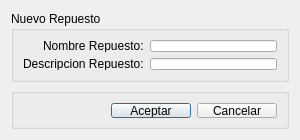
Qt form src/ui/DialogAltaRepuesto.ui (guilleurrutia10/division-transporte) before a commit.
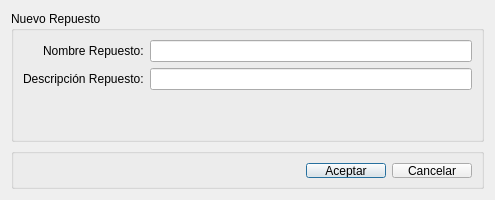
The same form after that commit.

Commit message: Mejorando la interfaz gráfica. Corregido validación alta personal

```diff
--- a/src/ui/DialogAltaRepuesto.ui
+++ b/src/ui/DialogAltaRepuesto.ui
@@ -6,8 +6,8 @@
    <rect>
     <x>0</x>
     <y>0</y>
-    <width>300</width>
-    <height>140</height>
+    <width>495</width>
+    <height>200</height>
    </rect>
   </property>
   <property name="minimumSize">
@@ -18,8 +18,8 @@
   </property>
   <property name="maximumSize">
    <size>
-    <width>300</width>
-    <height>140</height>
+    <width>600</width>
+    <height>200</height>
    </size>
   </property>
   <property name="windowTitle">
@@ -51,7 +51,7 @@
       <item row="1" column="0">
        <widget class="QLabel" name="label_2">
         <property name="text">
-         <string>Descripcion Repuesto:</string>
+         <string>Descripción Repuesto:</string>
         </property>
        </widget>
       </item>
```
Left out of the diff: 12 changed lines with no effect on the pictures. The commit also changes 13 other files.
